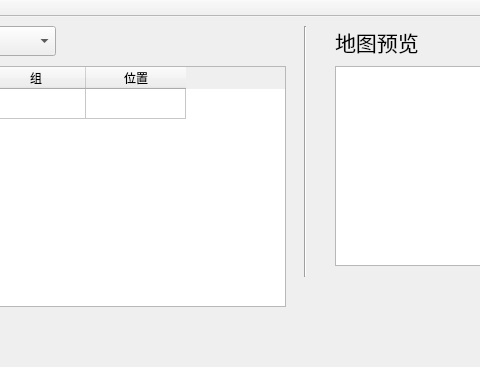
Old version of the form qt/Z2/mainwindow.ui in the repository Ezrnest/Z2; both pictures show x 234 to 714 and y 0 to 367 of the 800 by 600 pixel window.
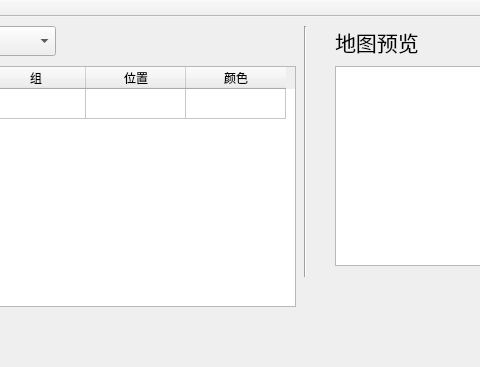
New version of the form. The open tabs and pages were chosen to show the change.

What changed in the file:
```diff
--- a/qt/Z2/mainwindow.ui
+++ b/qt/Z2/mainwindow.ui
@@ -201,7 +201,7 @@
        <rect>
         <x>10</x>
         <y>40</y>
-        <width>501</width>
+        <width>511</width>
         <height>241</height>
        </rect>
       </property>
@@ -233,6 +233,11 @@
         <string>位置</string>
        </property>
       </column>
+      <column>
+       <property name="text">
+        <string>颜色</string>
+       </property>
+      </column>
       <item row="0" column="0">
        <property name="text">
         <string/>
```
Left out of the diff: 2 changed lines with no effect on the pictures.
